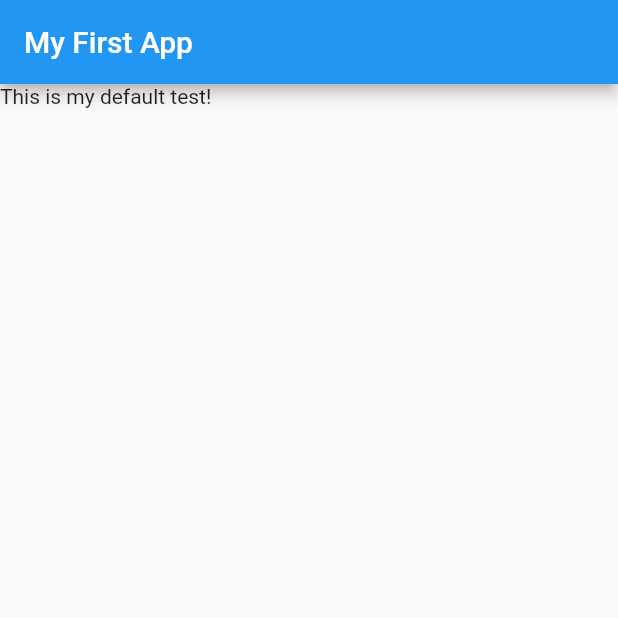
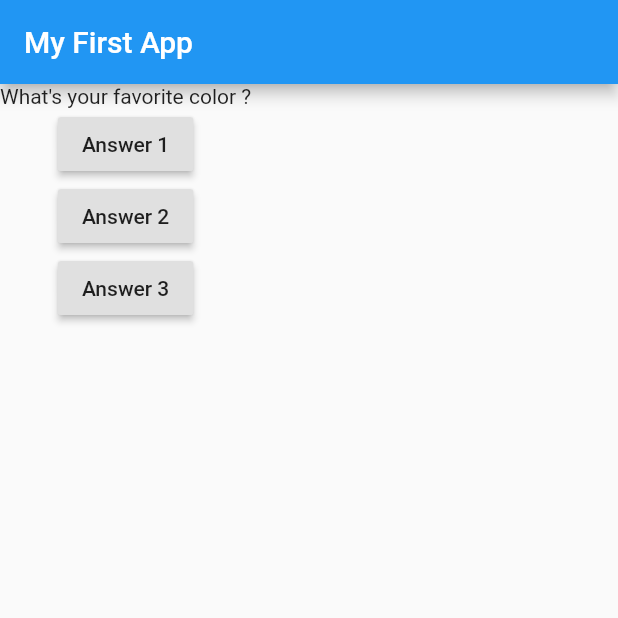
Before and after one commit to DungxLas/flutter_complete_guide, a Flutter app: the screen it shows after launch, on a phone screen of 412 x 824 dp, the top half of it. Run offline on Flutter 3.47's test engine with Material 2 defaults, Android fonts, the phone set to English and light mode, and no system bars.

Commit message:
Update main.dart

```diff
--- a/lib/main.dart
+++ b/lib/main.dart
@@ -4,16 +4,54 @@ void main() {
   runApp(MyApp());
 }
 
-class MyApp extends StatelessWidget {
+class MyApp extends StatefulWidget {
+  @override
+  State<StatefulWidget> createState() {
+    // TODO: implement createState
+    return MyAppState();
+  }
+}
+
+class MyAppState extends State<MyApp> {
+  var questionIndex = 0;
+  void answerQuestion() {
+    setState(() {
+      ++questionIndex;
+      print(questionIndex);
+    });
+  }
+
   @override
   Widget build(BuildContext context) {
+    var question = [
+      'What\'s your favorite color ?',
+      'What\'s your favorite animal ?'
+    ];
     return MaterialApp(
       home: Scaffold(
-        appBar: AppBar(
-          title: Text('My First App'),
-        ),
-        body: Text('This is my default test!'),
-      ),
+          appBar: AppBar(
+            title: Text('My First App'),
+          ),
+          body: Column(
+            children: <Widget>[
+              Text(question[questionIndex]),
+              RaisedButton(
+                //Old Button
+                child: Text('Answer 1'),
+                onPressed: answerQuestion,
+              ),
+              RaisedButton(
+                //Old Button
+                child: Text('Answer 2'),
+                onPressed: answerQuestion,
+              ),
+              RaisedButton(
+                //Old Button
+                child: Text('Answer 3'),
+                onPressed: answerQuestion,
+              ),
+            ],
+          )),
     );
   }
 }
```
